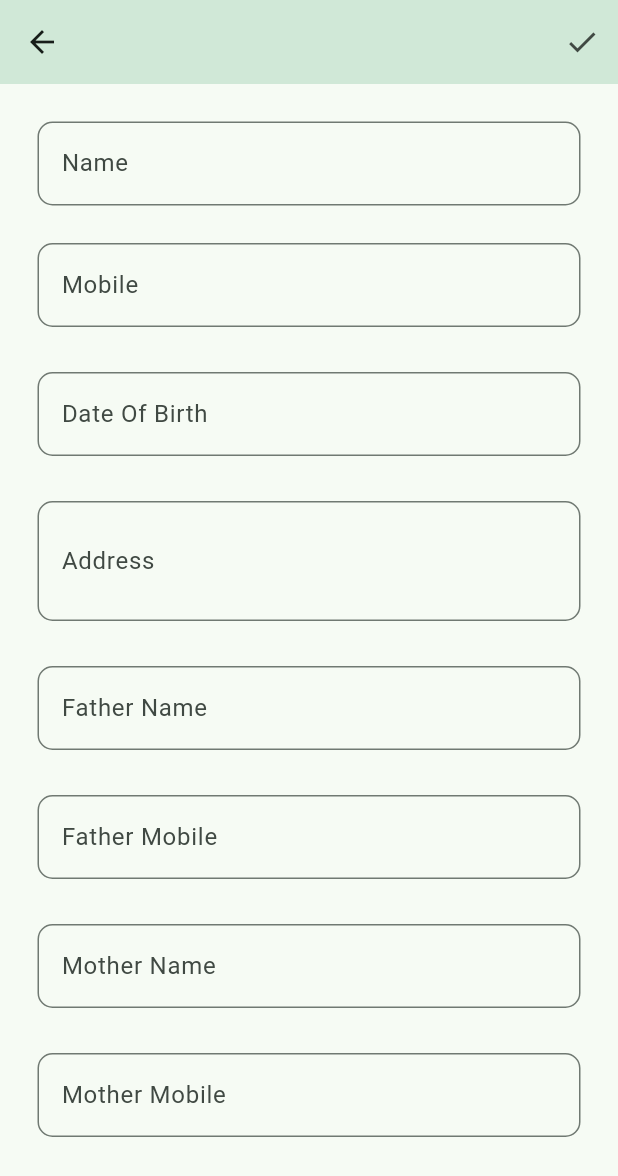
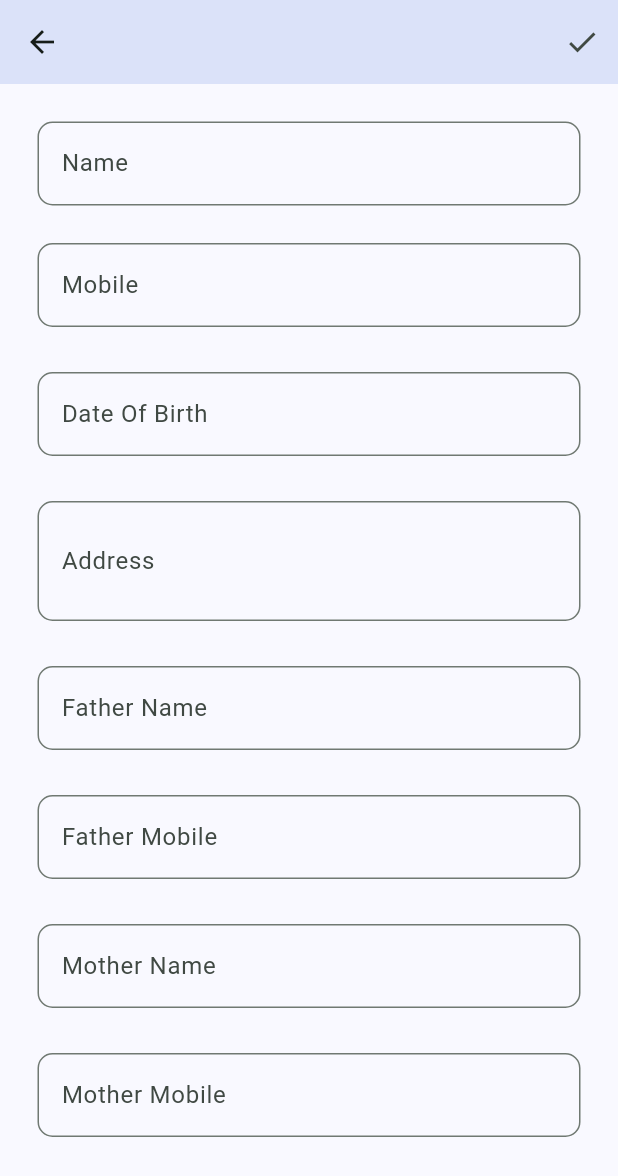
Before and after one commit to Shiddeshwaran-Selvarasu/student_record_mangement, a Flutter app: the screen it shows once a user with an empty profile is signed in, after a tap on the "edit" icon, on a phone screen of 412 x 824 dp. Shown: the top 1176 px of the screen. Run offline on Flutter 3.47's test engine with Material 2 defaults, Android fonts, the phone set to English and light mode, and no system bars; our stand-ins replace cloud_firestore, connectivity, email_validator, firebase_auth, firebase_core, fluttertoast and 1 more; missing offline and left inert: syncfusion_flutter_xlsio; accounts and stored records are empty; network calls fail.

Commit message:
final changes for 1.2.5

```diff
--- a/lib/main.dart
+++ b/lib/main.dart
@@ -1,3 +1,5 @@
+import 'dart:math';
+
 import 'package:flutter/material.dart';
 import 'package:firebase_core/firebase_core.dart';
 import 'package:firebase_auth/firebase_auth.dart';
@@ -30,7 +32,7 @@ class _MyAppState extends State<MyApp> {
       theme: ThemeData(
         useMaterial3: true,
         colorScheme: ColorScheme.fromSeed(
-          seedColor: Colors.greenAccent,
+          seedColor: Colors.blueAccent,
           brightness: Brightness.light,
         ),
       ),
@@ -38,7 +40,7 @@ class _MyAppState extends State<MyApp> {
       darkTheme: ThemeData(
         useMaterial3: true,
         colorScheme: ColorScheme.fromSeed(
-          seedColor: Colors.green,
+          seedColor: Colors.blue,
           brightness: Brightness.dark,
         ),
         brightness: Brightness.dark,
@@ -58,7 +60,7 @@ class _MyAppState extends State<MyApp> {
               } else if (snapshot.hasData) {
                 return const HomePage();
               } else {
-                return const LoginPage();
+                return LoginPage(random: (Random().nextInt(4)+1));
               }
             },
           ),
--- a/lib/pages/add_student.dart
+++ b/lib/pages/add_student.dart
@@ -176,6 +176,7 @@ class _AddStudentState extends State<AddStudent> {
                               borderRadius: BorderRadius.circular(10),
                             ),
                           ),
+                          keyboardType: TextInputType.text,
                         ),
                       ),
                       Padding(
@@ -185,6 +186,7 @@ class _AddStudentState extends State<AddStudent> {
                         ),
                         child: TextField(
                           controller: _email,
+                          keyboardType: TextInputType.emailAddress,
                           decoration: InputDecoration(
                             hintText: 'Enter Email',
                             label: const Text('Email'),
@@ -202,6 +204,7 @@ class _AddStudentState extends State<AddStudent> {
                         ),
                         child: TextField(
                           controller: _degree,
+                          keyboardType: TextInputType.text,
                           decoration: InputDecoration(
                             hintText: 'Enter Degree',
                             label: const Text('Degree'),
@@ -219,6 +222,7 @@ class _AddStudentState extends State<AddStudent> {
                         ),
                         child: TextField(
                           controller: _dept,
+                          keyboardType: TextInputType.text,
                           decoration: InputDecoration(
                             hintText: 'Enter Department',
                             label: const Text('Department'),
@@ -236,6 +240,7 @@ class _AddStudentState extends State<AddStudent> {
                         ),
                         child: TextField(
                           controller: _academicYear,
+                          keyboardType: TextInputType.text,
                           decoration: InputDecoration(
                             hintText: 'Enter Academic Year',
                             label: const Text('Academic Year'),
@@ -253,6 +258,7 @@ class _AddStudentState extends State<AddStudent> {
                         ),
                         child: TextField(
                           controller: _password,
+                          keyboardType: TextInputType.visiblePassword,
                           decoration: InputDecoration(
                             hintText: 'Enter Password',
                             label: const Text('Password'),
--- a/lib/pages/login_page.dart
+++ b/lib/pages/login_page.dart
@@ -1,3 +1,5 @@
+import 'dart:math';
+
 import 'package:cloud_firestore/cloud_firestore.dart';
 import 'package:firebase_auth/firebase_auth.dart';
 import 'package:flutter/material.dart';
@@ -6,7 +8,9 @@ import 'package:email_validator/email_validator.dart';
 import 'package:student_record_mangement/utils/signinprovider.dart';
 
 class LoginPage extends StatefulWidget {
-  const LoginPage({Key? key}) : super(key: key);
+  const LoginPage({required this.random, Key? key}) : super(key: key);
+
+  final int random;
 
   @override
   State<LoginPage> createState() => _LoginPageState();
@@ -20,11 +24,12 @@ class _LoginPageState extends State<LoginPage> {
 
   @override
   Widget build(BuildContext context) {
-    final provider = Provider.of<EmailSignIn>(context,listen: false);
+    final provider = Provider.of<EmailSignIn>(context, listen: false);
     return Scaffold(
+      resizeToAvoidBottomInset: true,
       appBar: AppBar(
         centerTitle: true,
-        title: const Text('Login Page'),
+        title: const Text('Student Record Management'),
         backgroundColor: Theme.of(context).colorScheme.secondaryContainer,
       ),
       backgroundColor: Theme.of(context).colorScheme.background,
@@ -33,6 +38,12 @@ class _LoginPageState extends State<LoginPage> {
         mainAxisAlignment: MainAxisAlignment.center,
         crossAxisAlignment: CrossAxisAlignment.center,
         children: [
+          Expanded(
+            child: Padding(
+              padding: const EdgeInsets.symmetric(horizontal: 60, vertical: 20),
+              child: Image.asset('assets/images/${widget.random}.png'),
+            ),
+          ),
           Padding(
             padding: const EdgeInsets.symmetric(horizontal: 60, vertical: 10),
             child: TextField(
@@ -42,7 +53,7 @@ class _LoginPageState extends State<LoginPage> {
                 errorText: emailError,
               ),
               keyboardType: TextInputType.emailAddress,
-              autofillHints: const [AutofillHints.email],
+              autofillHints: const [AutofillHints.username,AutofillHints.newUsername],
               onChanged: (text) {
                 setState(() {
                   if (EmailValidator.validate(text)) {
@@ -65,7 +76,7 @@ class _LoginPageState extends State<LoginPage> {
               obscureText: true,
               enableSuggestions: false,
               autocorrect: false,
-              autofillHints: const [AutofillHints.newPassword],
+              autofillHints: const [AutofillHints.password,AutofillHints.newPassword],
               onChanged: (text) {
                 setState(() {
                   if (text.length >= 8) {
@@ -80,15 +91,23 @@ class _LoginPageState extends State<LoginPage> {
           ),
           SizedBox(
             width: MediaQuery.of(context).size.width,
-            height: 90,
+            height: 95,
             child: Padding(
               padding: const EdgeInsets.symmetric(horizontal: 50, vertical: 25),
               child: ElevatedButton(
                 onPressed: () {
-                  if((emailError == null || email.value.text == '') && (passError == null || password.value.text == '')){
-                    provider.loginWithEmailPassword(email.value.text, password.value.text).then((value){
-                      FirebaseFirestore.instance.collection('/users').doc(email.value.text).get().then((value){
-                        if(!value.exists){
+                  if ((emailError == null || email.value.text == '') &&
+                      (passError == null || password.value.text == '')) {
+                    provider
+                        .loginWithEmailPassword(
+                            email.value.text, password.value.text)
+                        .then((value) {
+                      FirebaseFirestore.instance
+                          .collection('/users')
+                          .doc(email.value.text)
+                          .get()
+                          .then((value) {
+                        if (!value.exists) {
                           FirebaseAuth.instance.currentUser!.delete();
                         }
                       });
--- a/lib/pages/update_details.dart
+++ b/lib/pages/update_details.dart
@@ -152,6 +152,8 @@ class _UpdateDetailsState extends State<UpdateDetails> {
                       hintText: 'Enter Name',
                       label: const Text('Name'),
                     ),
+                    keyboardType: TextInputType.name,
+                    autofillHints: const [AutofillHints.name],
                     onChanged: (text){
                       student.name = text;
                     },
@@ -171,6 +173,8 @@ class _UpdateDetailsState extends State<UpdateDetails> {
                       hintText: 'Enter Mobile',
                       label: const Text('Mobile'),
                     ),
+                    keyboardType: TextInputType.phone,
+                    autofillHints: const [AutofillHints.telephoneNumber],
                     onChanged: (text){
                       student.mobile = text;
                     },
@@ -190,6 +194,8 @@ class _UpdateDetailsState extends State<UpdateDetails> {
                       hintText: 'Enter Date of Birth in DD-MM-YYYY format',
                       label: const Text('Date Of Birth'),
                     ),
+                    keyboardType: TextInputType.datetime,
+                    autofillHints: const [AutofillHints.birthday],
                     onChanged: (text){
                       student.dateOfBirth = text;
                     },
@@ -211,6 +217,8 @@ class _UpdateDetailsState extends State<UpdateDetails> {
                       hintText: 'Enter address',
                       label: const Text('Address'),
                     ),
+                    keyboardType: TextInputType.streetAddress,
+                    autofillHints: const [AutofillHints.fullStreetAddress],
                     onChanged: (text){
                       student.address = text;
                     },
@@ -230,6 +238,7 @@ class _UpdateDetailsState extends State<UpdateDetails> {
                       hintText: 'Enter Father Name',
                       label: const Text('Father Name'),
                     ),
+                    keyboardType: TextInputType.name,
                     onChanged: (text){
                       student.fatherName = text;
                     },
@@ -249,6 +258,7 @@ class _UpdateDetailsState extends State<UpdateDetails> {
                       hintText: 'Enter Father Mobile',
                       label: const Text('Father Mobile'),
                     ),
+                    keyboardType: TextInputType.phone,
                     onChanged: (text){
                       student.fatherName = text;
                     },
@@ -268,6 +278,7 @@ class _UpdateDetailsState extends State<UpdateDetails> {
                       hintText: 'Enter Mother Name',
                       label: const Text('Mother Name'),
                     ),
+                    keyboardType: TextInputType.name,
                     onChanged: (text){
                       student.motherName = text;
                     },
@@ -287,6 +298,7 @@ class _UpdateDetailsState extends State<UpdateDetails> {
                       hintText: 'Enter Mother Mobile',
                       label: const Text('Mother Mobile'),
                     ),
+                    keyboardType: TextInputType.phone,
                     onChanged: (text){
                       student.motherMobile = text;
                     },
--- a/pubspec.yaml
+++ b/pubspec.yaml
@@ -70,9 +70,8 @@ flutter:
   uses-material-design: true
 
   # To add assets to your application, add an assets section, like this:
-  # assets:
-  #   - images/a_dot_burr.jpeg
-  #   - images/a_dot_ham.jpeg
+  assets:
+    - assets/images/
 
   # An image asset can refer to one or more resolution-specific "variants", see
   # https://flutter.dev/assets-and-images/#resolution-aware
```
Also changed, not shown: lib/pages/add_teacher.dart (+7 -0 lines), lib/pages/profile_page.dart (deleted, +0 -56 lines), lib/widgets/admin_dashboard.dart (+17 -8 lines), lib/widgets/student_dashboard.dart (+9 -5 lines), lib/widgets/teacher_dashboard.dart (+53 -33 lines), lib/pages/admin_page.dart (deleted), lib/pages/teacher_page.dart (deleted).
